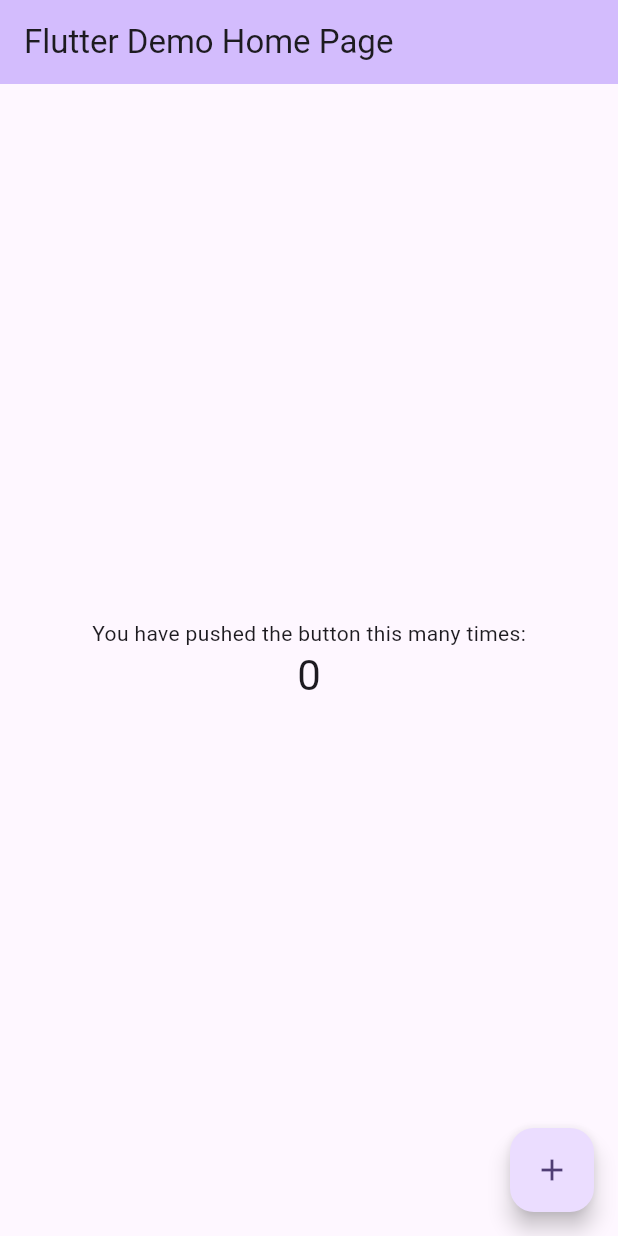
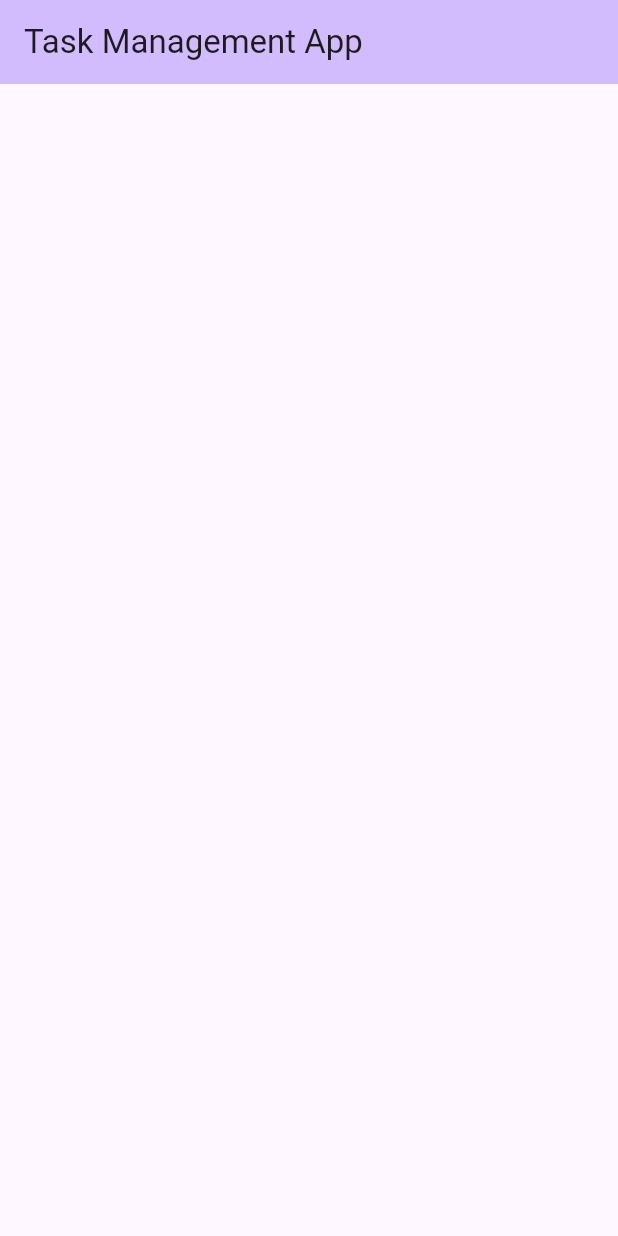
Before and after one commit to HassanCoulibaly/cw3, a Flutter app: the screen it shows after launch, on a phone screen of 412 x 824 dp. Run offline on Flutter 3.47's test engine with Material 3 defaults, Android fonts, the phone set to English and light mode, and no system bars.

Commit message:
Delete the template and center the title in the appbar

```diff
--- a/lib/main.dart
+++ b/lib/main.dart
@@ -16,7 +16,9 @@ class MyApp extends StatelessWidget {
         colorScheme: ColorScheme.fromSeed(seedColor: Colors.deepPurple),
         useMaterial3: true,
       ),
-      home: const MyHomePage(title: 'Flutter Demo Home Page'),
+      home: const MyHomePage(
+        title: "Task Management App",
+      ),
     );
   }
 }
@@ -31,40 +33,23 @@ class MyHomePage extends StatefulWidget {
 }
 
 class _MyHomePageState extends State<MyHomePage> {
-  int _counter = 0;
-
-  void _incrementCounter() {
-    setState(() {
-      _counter++;
-    });
-  }
-
   @override
   Widget build(BuildContext context) {
     return Scaffold(
       appBar: AppBar(
         backgroundColor: Theme.of(context).colorScheme.inversePrimary,
-        title: Text(widget.title),
+        title: Text(
+          widget.title,
+          textAlign: TextAlign.center,
+        ),
       ),
       body: Center(
         child: Column(
           mainAxisAlignment: MainAxisAlignment.center,
-          children: <Widget>[
-            const Text(
-              'You have pushed the button this many times:',
-            ),
-            Text(
-              '$_counter',
-              style: Theme.of(context).textTheme.headlineMedium,
-            ),
-          ],
+          children: <Widget>[],
         ),
       ),
-      floatingActionButton: FloatingActionButton(
-        onPressed: _incrementCounter,
-        tooltip: 'Increment',
-        child: const Icon(Icons.add),
-      ), // This trailing comma makes auto-formatting nicer for build methods.
+      // This trailing comma makes auto-formatting nicer for build methods.
     );
   }
 }
```
